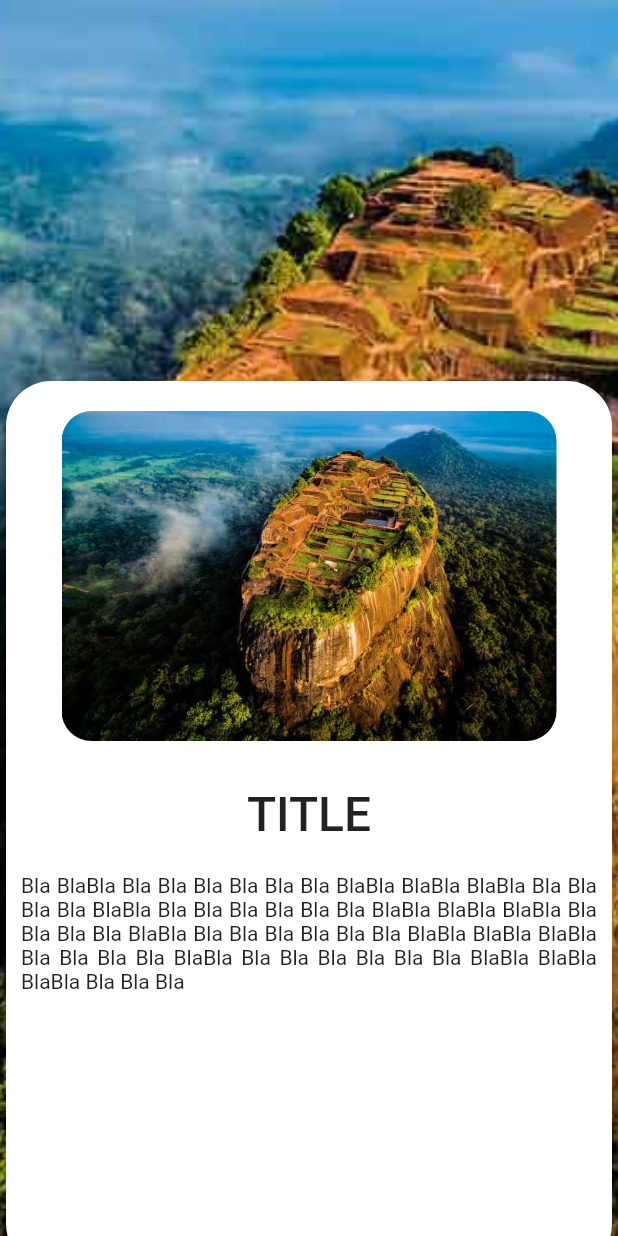
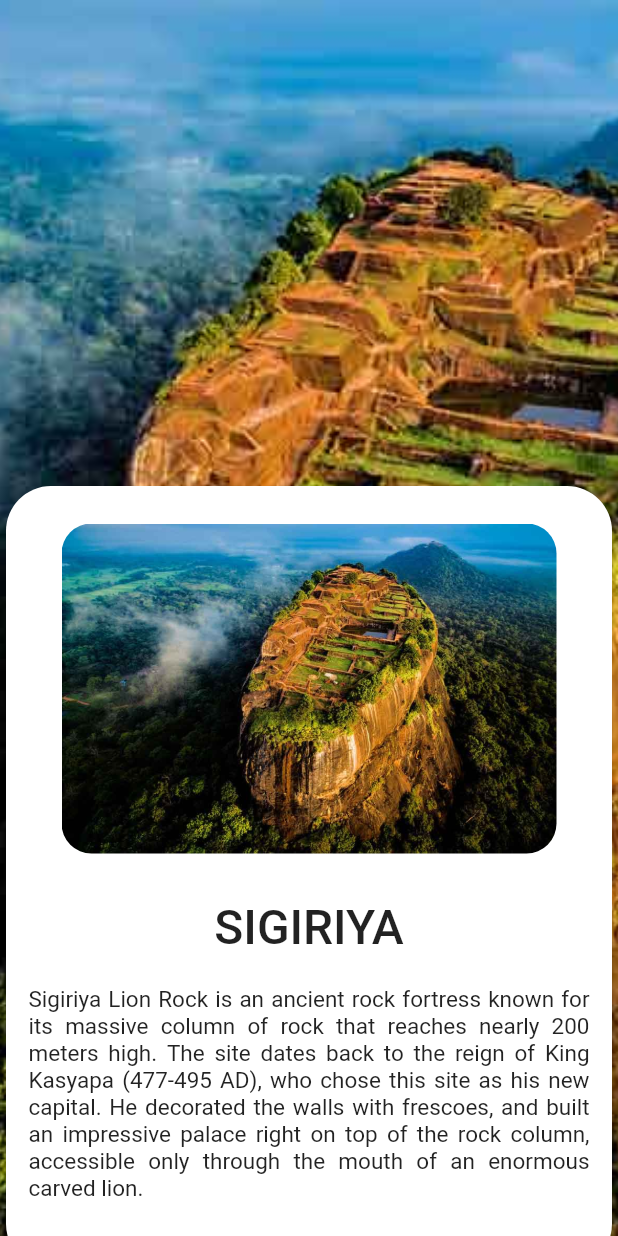
Before and after one commit to bawantha2001/Hiker, a Flutter app: the place screen opened directly, on a phone screen of 412 x 824 dp. Run offline on Flutter 3.47's test engine with Material 2 defaults, Android fonts, the phone set to English and light mode, and no system bars; our stand-ins replace firebase_auth, firebase_core, fluttertoast, google_sign_in; accounts and stored records are empty.

Commit message:
update003

```diff
--- a/lib/features/App/intent/place.dart
+++ b/lib/features/App/intent/place.dart
@@ -1,4 +1,3 @@
-import 'package:flutter/cupertino.dart';
 import 'package:flutter/material.dart';
 
 class place extends StatefulWidget {
@@ -34,13 +33,13 @@ class _placeState extends State<place> {
       body: Container(
         decoration: const BoxDecoration(
           image: DecorationImage(
-            image: AssetImage("assets/images/6.jpg"),
+            image: AssetImage("assets/images/sigiriya.jpg"),
             fit: BoxFit.cover,
           ),
         ),
         child: Column(
           children: [
-            const SizedBox(height: 250,),
+            const SizedBox(height: 320,),
             buildbottom(),
           ],
         )
@@ -52,7 +51,7 @@ class _placeState extends State<place> {
   Widget buildbottom() {
     return SizedBox(
       width: mediasize.width,
-      height: 600,
+      height: 530,
       child:
       Opacity(
         opacity: 1,
@@ -67,7 +66,7 @@ class _placeState extends State<place> {
               )
           ),
           child: Padding(
-            padding: EdgeInsets.all(10.0),
+            padding: EdgeInsets.all(15.0),
             child: Column(
               children: [
                 Container(
@@ -76,22 +75,27 @@ class _placeState extends State<place> {
                   child: ClipRRect(
                     borderRadius: BorderRadius.circular(20),
                     child:
-                      Image.asset('assets/images/6.jpg')
+                      Image.asset('assets/images/sigiriya.jpg')
                     ),
                   ),
                 const SizedBox(height: 20),
-                const Text("TITLE",
+                const Text("SIGIRIYA",
                   style: TextStyle(
                     fontSize: 32,
                     fontWeight: FontWeight.w500
                   ),
                 ),
                 const SizedBox(height: 20),
-                const Text("Bla BlaBla Bla Bla Bla Bla Bla Bla BlaBla BlaBla BlaBla Bla Bla Bla "
-                    "Bla BlaBla Bla Bla Bla Bla Bla Bla BlaBla BlaBla BlaBla Bla Bla Bla "
-                    "Bla BlaBla Bla Bla Bla Bla Bla Bla BlaBla BlaBla BlaBla Bla Bla Bla "
-                    "Bla BlaBla Bla Bla Bla Bla Bla Bla BlaBla BlaBla BlaBla Bla Bla Bla ",
-                  textAlign: TextAlign.justify,)
+                const Text("Sigiriya Lion Rock is an ancient rock fortress known for its massive "
+                    "column of rock that reaches nearly 200 meters high. The site dates back "
+                    "to the reign of King Kasyapa (477-495 AD), who chose this site as his new capital. "
+                    "He decorated the walls with frescoes, and built an impressive palace right on "
+                    "top of the rock column, accessible only through the mouth of an enormous carved lion.",
+                  textAlign: TextAlign.justify,
+                style: TextStyle(
+                    fontSize: 15,
+                    fontWeight: FontWeight.w400
+                ),)
               ],
             )
           ),
```
Also changed, not shown: assets/images/sigiriya.jpg (renamed from assets/images/6.jpg).
